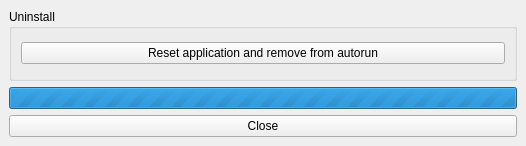
First picture: the form in qtdesigner/SettingsWindow.ui, repository rzarajczyk/family-rules-client, before the edit.
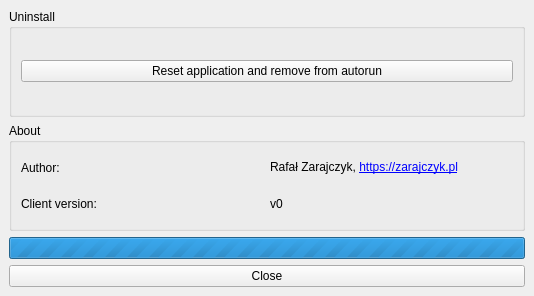
Second picture: the form after the edit.

Commit message: setting app version

Diff of the .ui file:
```diff
--- a/qtdesigner/SettingsWindow.ui
+++ b/qtdesigner/SettingsWindow.ui
@@ -6,8 +6,8 @@
    <rect>
     <x>0</x>
     <y>0</y>
-    <width>526</width>
-    <height>146</height>
+    <width>534</width>
+    <height>296</height>
    </rect>
   </property>
   <property name="windowTitle">
@@ -31,6 +31,43 @@
       </layout>
      </widget>
     </item>
+    <item>
+     <widget class="QGroupBox" name="groupBox_2">
+      <property name="title">
+       <string>About</string>
+      </property>
+      <layout class="QGridLayout" name="gridLayout">
+       <item row="0" column="0">
+        <widget class="QLabel" name="label">
+         <property name="text">
+          <string>Author:</string>
+         </property>
+        </widget>
+       </item>
+       <item row="0" column="1">
+        <widget class="QLabel" name="label_2">
+         <property name="text">
+          <string>Rafał Zarajczyk, &lt;a href=&quot;https://zarajczyk.pl&quot;&gt;https://zarajczyk.pl&lt;/a&gt;</string>
+         </property>
+        </widget>
+       </item>
+       <item row="1" column="0">
+        <widget class="QLabel" name="label_3">
+         <property name="text">
+          <string>Client version:</string>
+         </property>
+        </widget>
+       </item>
+       <item row="1" column="1">
+        <widget class="QLabel" name="versionLabel">
+         <property name="text">
+          <string>v0</string>
+         </property>
+        </widget>
+       </item>
+      </layout>
+     </widget>
+    </item>
     <item>
      <widget class="QProgressBar" name="progressBar">
       <property name="maximum">
```
The commit also changes 7 other files.
